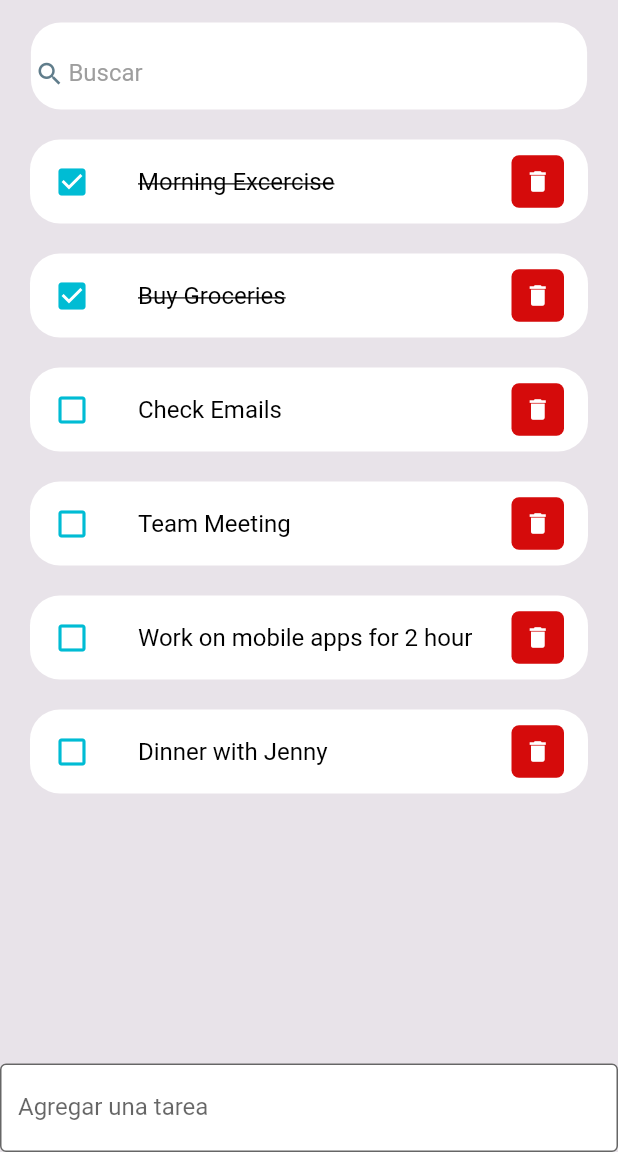
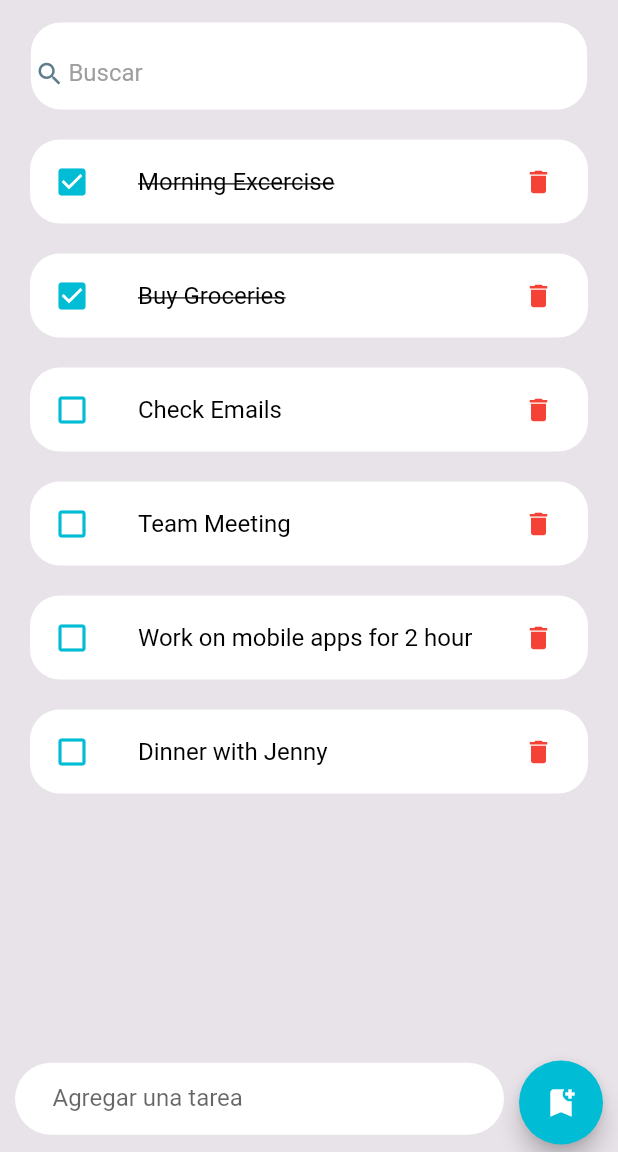
Before and after one commit to barbiwonderland/flutter-todo, a Flutter app: the screen it shows after launch, on a phone screen of 412 x 824 dp, the part 84-1236 px from its top. Run offline on Flutter 3.47's test engine with Material 2 defaults, Android fonts, the phone set to English and light mode, and no system bars; network calls fail.

Commit message:
add input and button

```diff
--- a/lib/screens/home.dart
+++ b/lib/screens/home.dart
@@ -46,19 +46,39 @@ class Home extends StatelessWidget {
                 ],
               ),
             ),
-            Align(
-                child: SizedBox(
-              width: 800,
-              child: TextField(
-                decoration: InputDecoration(
-                  border: OutlineInputBorder(),
-                  labelText: 'Agregar una tarea',
-
-                  filled: true,
-                  fillColor: Colors.white, //<-- SEE HERE
+            Row(mainAxisAlignment: MainAxisAlignment.end, children: [
+              Expanded(
+                child: Container(
+                  padding: EdgeInsets.all(0),
+                  margin: EdgeInsets.fromLTRB(10, 0, 10, 10),
+                  decoration: BoxDecoration(
+                      color: Colors.white,
+                      borderRadius: BorderRadius.circular(30)),
+                  child: TextField(
+                    textAlign: TextAlign.center,
+                    decoration: InputDecoration(
+                      contentPadding: EdgeInsets.only(left: 25),
+                      labelText: 'Agregar una tarea',
+                      floatingLabelAlignment: FloatingLabelAlignment.center,
+                      prefixIconConstraints:
+                          BoxConstraints(maxHeight: 20, minWidth: 25),
+                      //elimina la linea de abajo del input
+                      border: InputBorder.none,
+                    ),
+                  ),
                 ),
               ),
-            )),
+              Container(
+                margin: EdgeInsets.only(right: 10, bottom: 5),
+                child: FloatingActionButton(
+                  onPressed: () {
+                    // Add your onPressed code here!
+                  },
+                  backgroundColor: Colors.cyan,
+                  child: const Icon(Icons.bookmark_add, color: Colors.white),
+                ),
+              )
+            ])
           ],
         ));
   }
--- a/lib/widgets/todoitem.dart
+++ b/lib/widgets/todoitem.dart
@@ -26,13 +26,12 @@ class TodoItem extends StatelessWidget {
           height: 35,
           width: 35,
           decoration: BoxDecoration(
-            color: Color.fromARGB(255, 213, 11, 11),
             borderRadius: BorderRadius.circular(5),
           ),
           child: IconButton(
             onPressed: () {},
-            color: Colors.white,
-            iconSize: 18,
+            color: Colors.red,
+            iconSize: 20,
             icon: Icon(Icons.delete),
           ),
         ),
```
